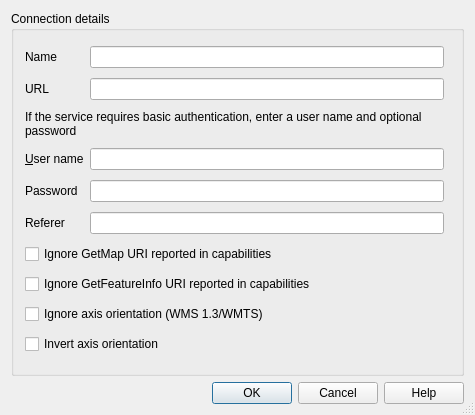
First picture: the form in src/ui/qgsnewhttpconnectionbase.ui, repository carsmie/QGIS, before the edit.
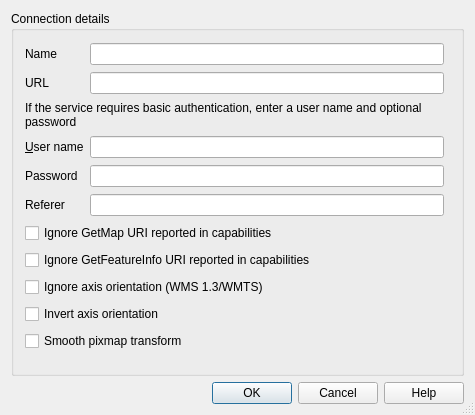
Second picture: the form after the edit.

Commit message: wms provider: make smooth pixmap transformation in wmts optional (followup 82a17190d)

Patch:
```diff
--- a/src/ui/qgsnewhttpconnectionbase.ui
+++ b/src/ui/qgsnewhttpconnectionbase.ui
@@ -162,6 +162,13 @@
         </property>
        </widget>
       </item>
+      <item row="12" column="0" colspan="2">
+       <widget class="QCheckBox" name="cbxSmoothPixmapTransform">
+        <property name="text">
+         <string>Smooth pixmap transform</string>
+        </property>
+       </widget>
+      </item>
       <item row="7" column="1">
        <widget class="QLineEdit" name="txtReferer"/>
       </item>
```
The commit also changes 5 other files.
